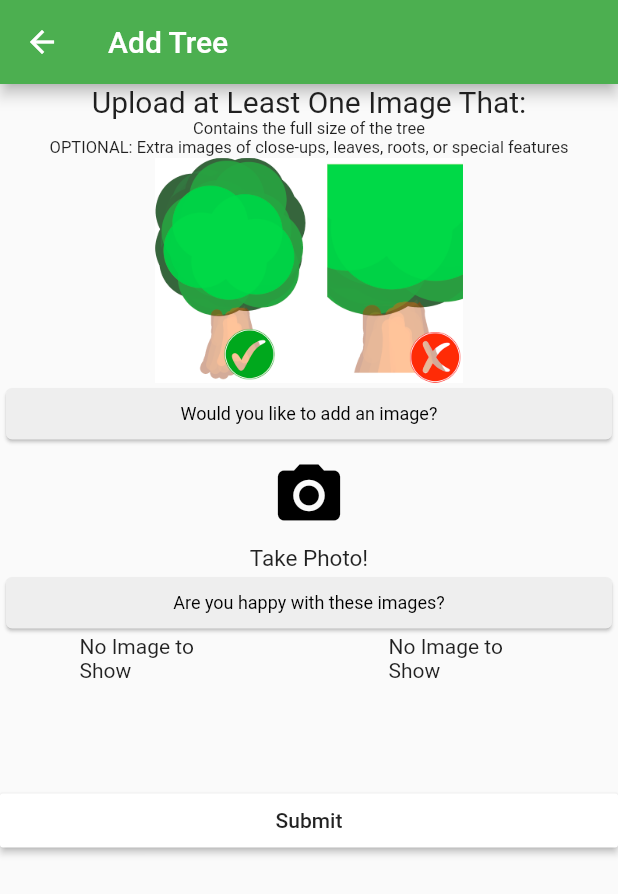
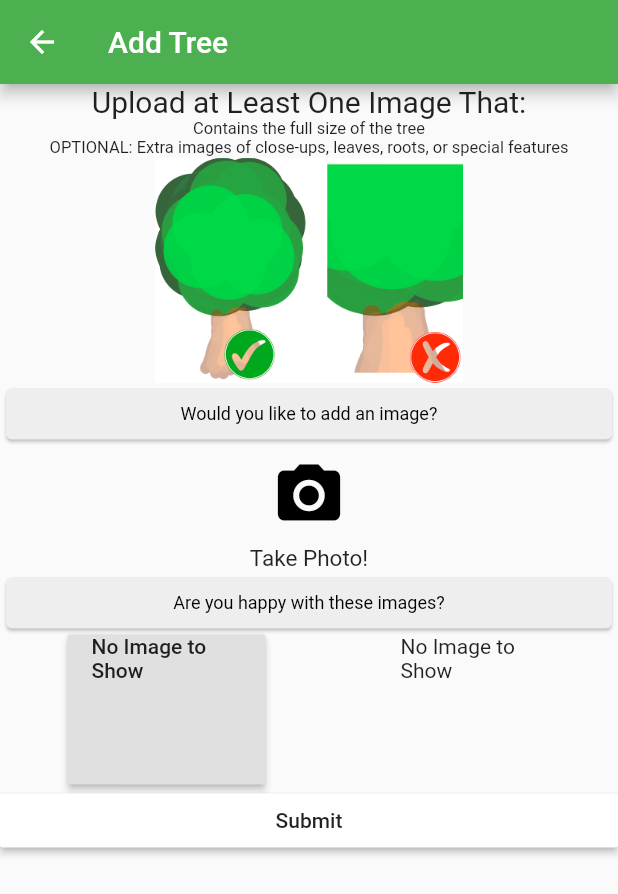
Before and after one commit to aaronddino/Mushroom-Projects, a Flutter app: the AddTreePage screen opened by its route, after a tap on the "camera alt" icon, on a phone screen of 412 x 824 dp. Shown: the top 894 px of the screen. Run offline on Flutter 3.47's test engine with Material 2 defaults, Android fonts, the phone set to English and light mode, and no system bars; our stand-ins replace firebase_database, firebase_storage, image_picker; missing offline and left inert: map_view; accounts and stored records are empty; statements that could not run were skipped.

Commit message:
seeatree_4_aed

```diff
--- a/seeatree_4_aed/lib/pages/addtree/1_addtree_page.dart
+++ b/seeatree_4_aed/lib/pages/addtree/1_addtree_page.dart
@@ -53,8 +53,20 @@ class AddTreePageState extends State<AddTreePage> {
     print(_path);
   }
 
+  camera() async {
+    File img = await ImagePicker.pickImage(source: ImageSource.camera);
+    if (img != null) {
+      if (image != null) {
+        image2 = img;
+      } else {
+        image = img;
+      }
+      setState(() {});
+    }
+  }
+
   picker() async {
-    File img = await ImagePicker.pickImage(source: ImageSource.camera);
+    File img = await ImagePicker.pickImage(source: ImageSource.gallery);
     if (img != null) {
       if (image != null) {
         image2 = img;
@@ -105,9 +117,7 @@ class AddTreePageState extends State<AddTreePage> {
                   color: Colors.grey[200],
                   icon: new Icon(Icons.camera_alt, color: Colors.black),
                   iconSize: 50.0,
-                  onPressed: picker,
-
-                  ///here
+                  onPressed: camera,
                 ),
                 new Text(
                   "Take Photo!",
@@ -123,12 +133,15 @@ class AddTreePageState extends State<AddTreePage> {
             new Row(
               mainAxisAlignment: MainAxisAlignment.spaceAround,
               children: <Widget>[
-                Container(
+                new RaisedButton(
+                  onPressed: picker,
+                  child:Container(
                   width: 100.0,
                   height: 100.0,
                   child: image == null
                       ? new Text('No Image to Show ')
                       : new Image.file(image),
+                ),
                 ),
                 Container(
                   width: 100.0,
```
